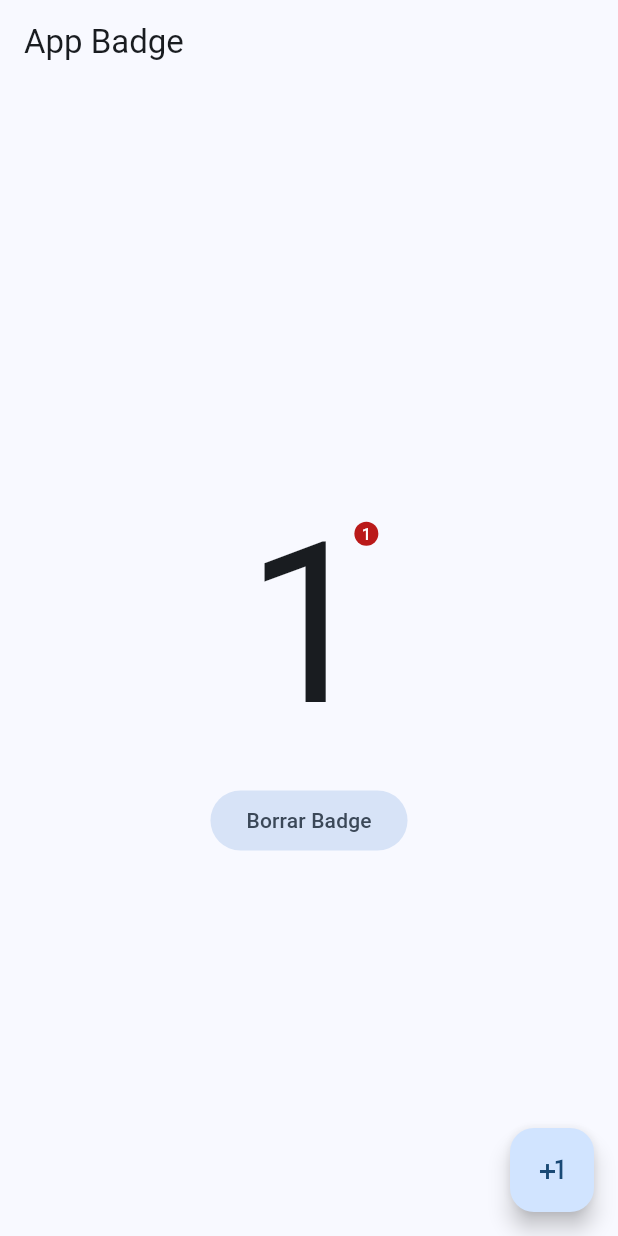
After one commit to Klerith/flutter-permissions-app, a Flutter app: the BadgeScreen screen opened by its route, after a tap on the "plus one" icon, on a phone screen of 412 x 824 dp. The commit adds this screen. Run offline on Flutter 3.47's test engine with Material 2 defaults, Android fonts, the phone set to English and light mode, and no system bars; our stand-ins replace dio, flutter_compass, flutter_riverpod, geolocator, go_router, google_fonts and 5 more; missing offline and left inert: flutter_app_badger, quick_actions.

Commit message:
fin sección 11

```diff
--- a/lib/config/config.dart
+++ b/lib/config/config.dart
@@ -3,5 +3,7 @@
 export 'router/app_router.dart';
 export 'theme/app_theme.dart';
 
+export 'plugins/app_badge_plugin.dart';
 export 'plugins/local_auth_plugin.dart';
+export 'plugins/quick_actions_plugin.dart';
 export 'plugins/share_plugin.dart';
--- /dev/null
+++ b/lib/config/plugins/app_badge_plugin.dart
@@ -0,0 +1,31 @@
+import 'package:flutter_app_badger/flutter_app_badger.dart';
+
+class AppBadgePlugin {
+
+  static Future<bool> get isBadgeSupported {
+    return FlutterAppBadger.isAppBadgeSupported();
+  }
+
+
+  static void updateBadgeCount(int count) async {
+    if ( !await isBadgeSupported ) {
+      print('Badge no soportado');
+      return;
+    }
+
+    FlutterAppBadger.updateBadgeCount(count);
+
+    if ( count == 0 ) removeBadge();
+  }
+
+  static void removeBadge() async {
+    if ( !await isBadgeSupported ) {
+      print('Badge no soportado');
+      return;
+    }
+
+    FlutterAppBadger.removeBadge();
+  }
+
+
+}
--- a/lib/config/router/app_router.dart
+++ b/lib/config/router/app_router.dart
@@ -80,4 +80,10 @@ final router = GoRouter(
       builder: (context, state) => const ControlledMapScreen(),
     ),
 
+    // Badge
+    GoRoute(
+      path: '/badge',
+      builder: (context, state) => const BadgeScreen(),
+    ),
+
 ]);
--- a/lib/main.dart
+++ b/lib/main.dart
@@ -6,6 +6,8 @@ import 'package:miscelaneos/presentation/providers/providers.dart';
 
 void main() {
   WidgetsFlutterBinding.ensureInitialized();
+
+  QuickActionsPlugin.registerActions();
 
   SystemChrome.setPreferredOrientations([
     DeviceOrientation.portraitUp
--- /dev/null
+++ b/lib/presentation/providers/badge/badge_counter_provider.dart
@@ -0,0 +1,7 @@
+import 'package:flutter_riverpod/flutter_riverpod.dart';
+
+
+
+final badgeCounterProvider = StateProvider<int>((ref) {
+  return 0;
+});
--- a/lib/presentation/providers/providers.dart
+++ b/lib/presentation/providers/providers.dart
@@ -30,3 +30,6 @@ export 'local_auth/local_auth_providers.dart';
 export 'location/user_location_provider.dart';
 export 'location/watch_location_provider.dart';
 export 'location/map_controller_provider.dart';
+
+// Badge
+export 'badge/badge_counter_provider.dart';
--- /dev/null
+++ b/lib/presentation/screens/badge/badge_screen.dart
@@ -0,0 +1,51 @@
+import 'package:flutter/material.dart';
+import 'package:flutter_riverpod/flutter_riverpod.dart';
+import 'package:miscelaneos/config/config.dart';
+import 'package:miscelaneos/presentation/providers/providers.dart';
+
+
+class BadgeScreen extends ConsumerWidget {
+  const BadgeScreen({super.key});
+
+  @override
+  Widget build(BuildContext context, ref ) {
+
+    final badgeCounter = ref.watch( badgeCounterProvider );
+
+    return Scaffold(
+      appBar: AppBar(
+        title: const Text('App Badge'),
+      ),
+      body: Center(
+        child: Column(
+          mainAxisAlignment: MainAxisAlignment.center,
+          children: [
+
+            Badge(
+              alignment: Alignment.lerp(Alignment.topRight, Alignment.bottomRight, 0.2),
+              label: Text('$badgeCounter'),
+              child: Text('$badgeCounter', style: const TextStyle(fontSize: 150)),
+            ),
+
+
+            FilledButton.tonal(
+              onPressed: (){
+                  ref.invalidate(badgeCounterProvider);
+                  AppBadgePlugin.removeBadge();
+              }, child: const Text('Borrar Badge'))
+
+          ],
+        ),
+      ),
+
+      floatingActionButton: FloatingActionButton(
+        onPressed: () {
+          ref.read(badgeCounterProvider.notifier).update((state) => state + 1);
+
+          AppBadgePlugin.updateBadgeCount(badgeCounter + 1);
+        },
+        child: const Icon( Icons.plus_one ),
+      ),
+    );
+  }
+}
--- a/lib/presentation/screens/screens.dart
+++ b/lib/presentation/screens/screens.dart
@@ -23,3 +23,6 @@ export 'biometrics/biometric_screen.dart';
 export 'location/controlled_map_screen.dart';
 export 'location/location_screen.dart';
 export 'location/map_screen.dart';
+
+// Badge
+export 'badge/badge_screen.dart';
--- a/lib/presentation/widgets/shared/main_menu.dart
+++ b/lib/presentation/widgets/shared/main_menu.dart
@@ -25,6 +25,9 @@ final menuItems = <MenuItem>[
   MenuItem('Ubicación', Icons.pin_drop, '/location'),
   MenuItem('Mapas', Icons.map_outlined, '/maps'),
   MenuItem('Controlado', Icons.gamepad_outlined, '/controlled-map'),
+
+  // Badge
+  MenuItem('Badge', Icons.notification_important, '/badge'),
 
 ];
 
--- a/pubspec.yaml
+++ b/pubspec.yaml
@@ -10,6 +10,7 @@ dependencies:
   dio: ^5.1.2
   flutter:
     sdk: flutter
+  flutter_app_badger: ^1.5.0
   flutter_compass: ^0.7.0
   flutter_riverpod: ^2.3.6
   geolocator: ^9.0.2
@@ -18,6 +19,7 @@ dependencies:
   google_maps_flutter: ^2.2.6
   local_auth: ^2.1.6
   permission_handler: ^10.2.0
+  quick_actions: ^1.0.5
   sensors_plus: ^3.0.0
   share_plus: ^7.0.0
 
```
Also changed, not shown: lib/config/plugins/quick_actions_plugin.dart (added, +46 -0 lines), pubspec.lock, 17 other files.
